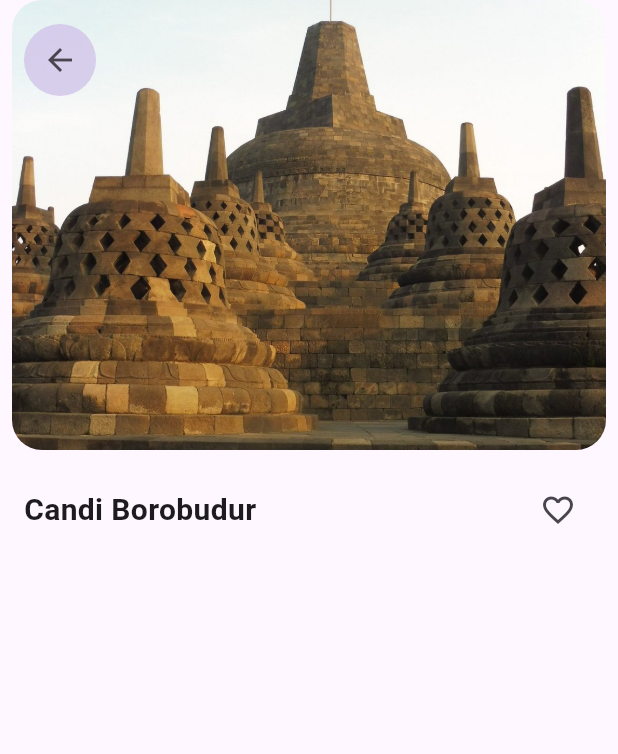
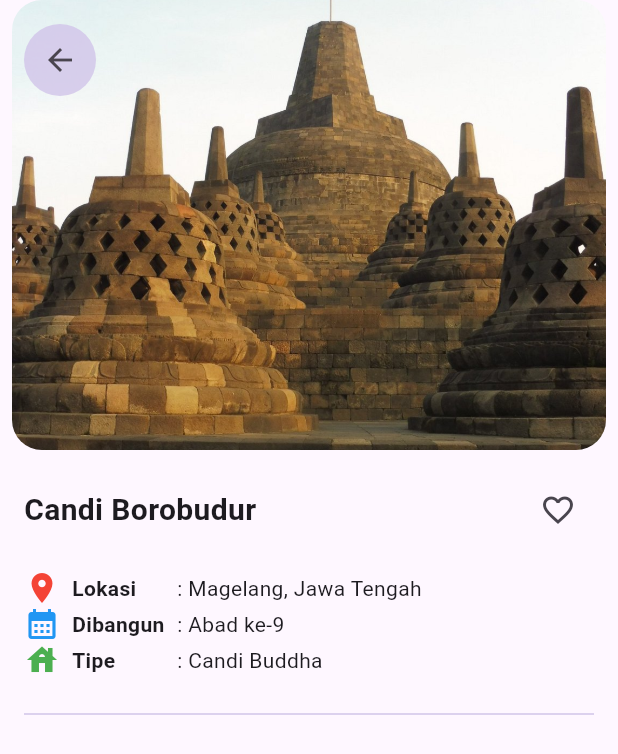
Before and after one commit to 2024-2025-Gasal-PABI-SI52/project-wisata-candi-MichaelRichi, a Flutter app: the screen it shows after launch, on a phone screen of 412 x 824 dp. Shown: the top 754 px of the screen. Run offline on Flutter 3.47's test engine with Material 3 defaults, Android fonts, the phone set to English and light mode, and no system bars.

Commit message:
ADD: Info Tengah
Menambahkan Info Tengah Pada detail_screen

```diff
--- a/wisata_candi/lib/screens/detail_screen.dart
+++ b/wisata_candi/lib/screens/detail_screen.dart
@@ -72,7 +72,78 @@ class DetailScreen extends StatelessWidget {
                         icon: const Icon(Icons.favorite_border)),
                   ],
                 ),
-                //Info Tengah
+                //Info Tengah (lokasi, dibangun, tipe)
+                const SizedBox(
+                  height: 16,
+                ),
+                Row(
+                  children: [
+                    const Icon(
+                      Icons.place,
+                      color: Colors.red,
+                    ),
+                    const SizedBox(
+                      width: 8,
+                    ),
+                    const SizedBox(
+                        width: 70,
+                        child: Text(
+                          'Lokasi',
+                          style: TextStyle(fontWeight: FontWeight.bold),
+                        )),
+                    Text(
+                      ': ${candi.location}',
+                    ),
+                  ],
+                ),
+                Row(
+                  children: [
+                    const Icon(
+                      Icons.calendar_month,
+                      color: Colors.blue,
+                    ),
+                    const SizedBox(
+                      width: 8,
+                    ),
+                    const SizedBox(
+                        width: 70,
+                        child: Text(
+                          'Dibangun',
+                          style: TextStyle(fontWeight: FontWeight.bold),
+                        )),
+                    Text(
+                      ': ${candi.built}',
+                    ),
+                  ],
+                ),
+                Row(
+                  children: [
+                    const Icon(
+                      Icons.house,
+                      color: Colors.green,
+                    ),
+                    const SizedBox(
+                      width: 8,
+                    ),
+                    const SizedBox(
+                        width: 70,
+                        child: Text(
+                          'Tipe',
+                          style: TextStyle(fontWeight: FontWeight.bold),
+                        )),
+                    Text(
+                      ': ${candi.type}',
+                    ),
+                  ],
+                ),
+                //Pemisah
+                const SizedBox(
+                  height: 16,
+                ),
+                Divider(color: Colors.deepPurple.shade100),
+                const SizedBox(
+                  height: 16,
+                ),
                 //Info Bawah
               ],
             ),
```
